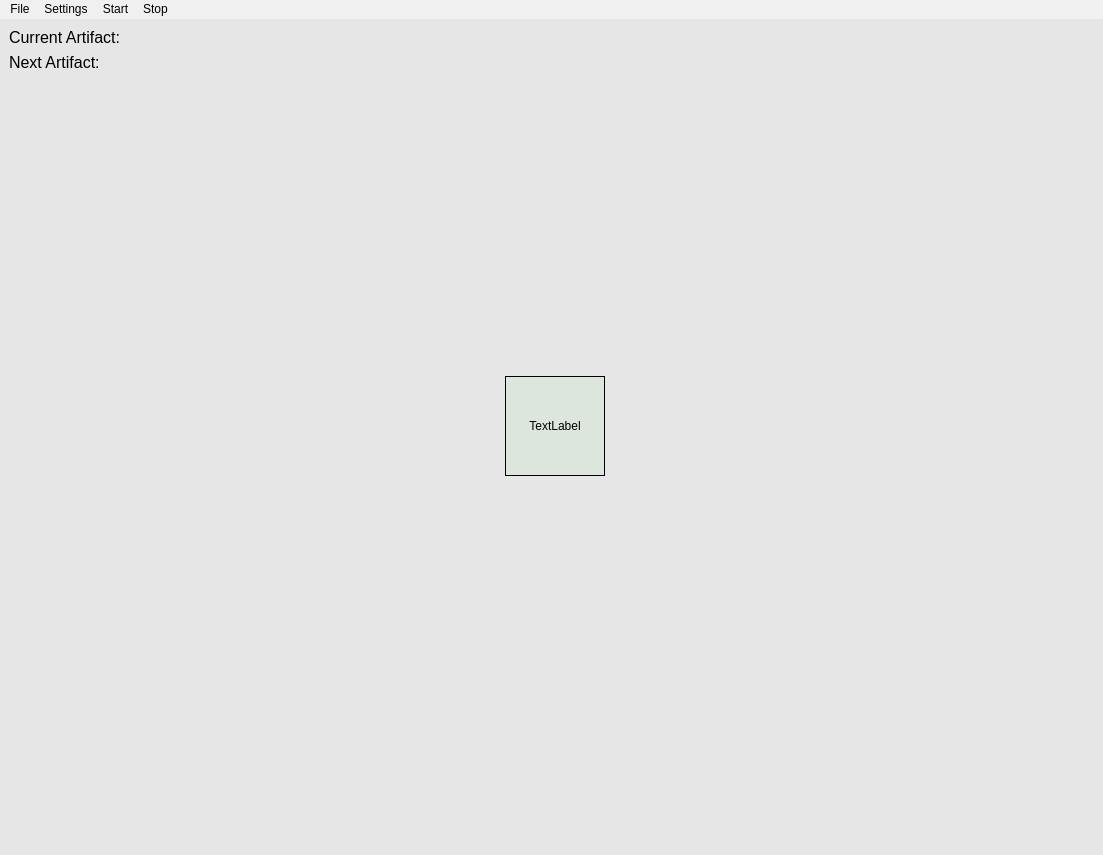
Above: UIDesignerFiles/mainWindow_circle.ui from angelogro/scp_artifactreject before the change. Below: the same form after it.
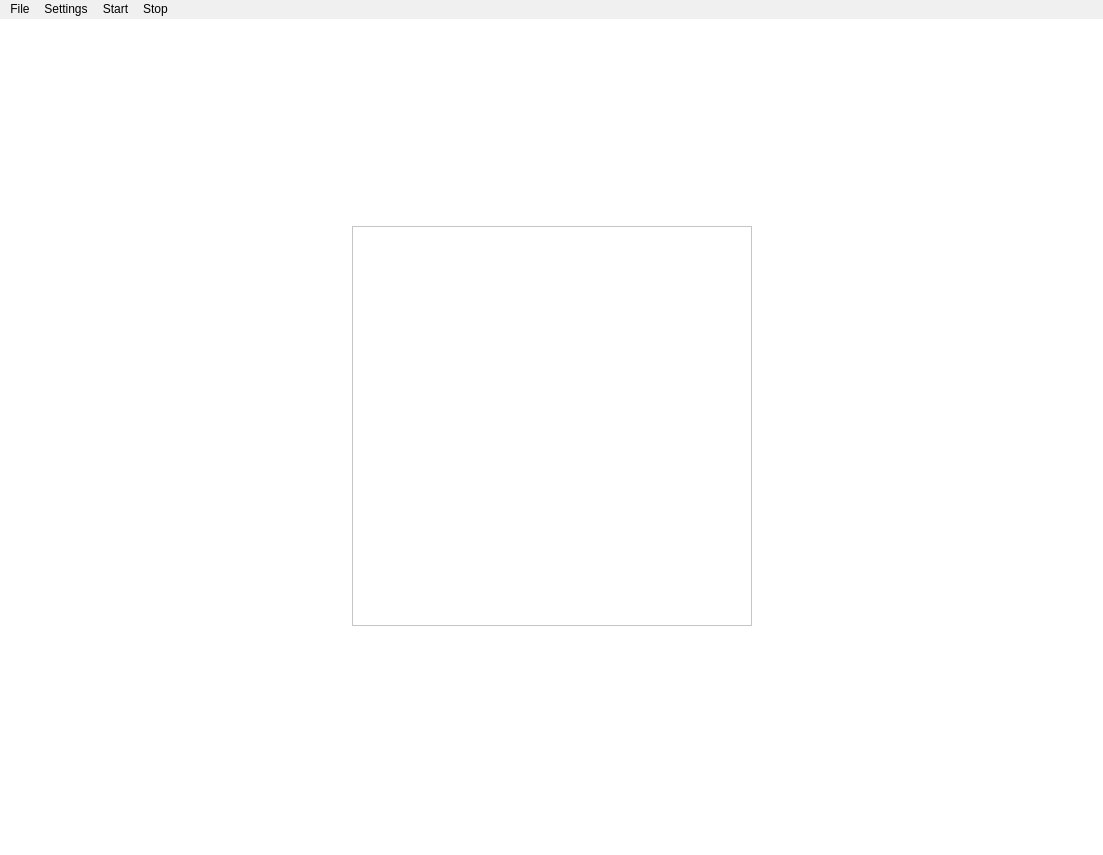
That is the form after the change.

Commit message: symbols appearing inside the circle now

Patch:
```diff
--- a/UIDesignerFiles/mainWindow_circle.ui
+++ b/UIDesignerFiles/mainWindow_circle.ui
@@ -17,7 +17,7 @@
    <bool>false</bool>
   </property>
   <property name="styleSheet">
-   <string notr="true">background-color: rgb(230, 230, 230);</string>
+   <string notr="true">background-color: rgb(255, 255, 255);</string>
   </property>
   <widget class="QWidget" name="centralwidget">
    <property name="sizePolicy">
@@ -39,70 +39,17 @@
        <enum>QLayout::SetDefaultConstraint</enum>
       </property>
       <item row="4" column="1">
-       <widget class="QStackedWidget" name="displayWidget">
-        <property name="sizePolicy">
-         <sizepolicy hsizetype="Fixed" vsizetype="Fixed">
-          <horstretch>0</horstretch>
-          <verstretch>0</verstretch>
-         </sizepolicy>
-        </property>
-        <property name="minimumSize">
-         <size>
-          <width>100</width>
-          <height>100</height>
-         </size>
-        </property>
-        <property name="lineWidth">
-         <number>0</number>
-        </property>
-        <property name="currentIndex">
-         <number>-1</number>
-        </property>
-       </widget>
-      </item>
-      <item row="2" column="1">
-       <widget class="QLabel" name="lblInfo">
-        <property name="sizePolicy">
-         <sizepolicy hsizetype="Fixed" vsizetype="Fixed">
-          <horstretch>0</horstretch>
-          <verstretch>0</verstretch>
-         </sizepolicy>
-        </property>
-        <property name="minimumSize">
-         <size>
-          <width>100</width>
-          <height>100</height>
-         </size>
-        </property>
-        <property name="autoFillBackground">
-         <bool>false</bool>
-        </property>
-        <property name="styleSheet">
-         <string notr="true">background-color: rgb(220, 230, 220);</string>
-        </property>
-        <property name="frameShape">
-         <enum>QFrame::Box</enum>
-        </property>
-        <property name="text">
-         <string>TextLabel</string>
-        </property>
-        <property name="alignment">
-         <set>Qt::AlignCenter</set>
-        </property>
-       </widget>
-      </item>
-      <item row="1" column="0">
-       <spacer name="verticalSpacer">
+       <spacer name="verticalSpacer_2">
         <property name="orientation">
          <enum>Qt::Vertical</enum>
         </property>
         <property name="sizeType">
-         <enum>QSizePolicy::MinimumExpanding</enum>
+         <enum>QSizePolicy::Fixed</enum>
         </property>
         <property name="sizeHint" stdset="0">
          <size>
           <width>20</width>
-          <height>10</height>
+          <height>100</height>
          </size>
         </property>
        </spacer>
@@ -120,19 +67,6 @@
         </property>
        </spacer>
       </item>
-      <item row="4" column="0">
-       <spacer name="horizontalSpacer">
-        <property name="orientation">
-         <enum>Qt::Horizontal</enum>
-        </property>
-        <property name="sizeHint" stdset="0">
-         <size>
-          <width>40</width>
-          <height>20</height>
-         </size>
-        </property>
-       </spacer>
-      </item>
       <item row="3" column="0">
        <spacer name="verticalSpacer_3">
         <property name="orientation">
@@ -149,6 +83,38 @@
         </property>
        </spacer>
       </item>
+      <item row="1" column="0">
+       <spacer name="verticalSpacer">
+        <property name="orientation">
+         <enum>Qt::Vertical</enum>
+        </property>
+        <property name="sizeType">
+         <enum>QSizePolicy::MinimumExpanding</enum>
+        </property>
+        <property name="sizeHint" stdset="0">
+         <size>
+          <width>20</width>
+          <height>10</height>
+         </size>
+        </property>
+       </spacer>
+      </item>
+      <item row="4" column="0">
+       <spacer name="horizontalSpacer">
+        <property name="orientation">
+         <enum>Qt::Horizontal</enum>
+        </property>
+        <property name="sizeHint" stdset="0">
+         <size>
+          <width>40</width>
+          <height>20</height>
+         </size>
+        </property>
+       </spacer>
+      </item>
+      <item row="0" column="0">
+       <layout class="QFormLayout" name="formLayout"/>
+      </item>
       <item row="0" column="1">
        <spacer name="verticalSpacer_4">
         <property name="orientation">
@@ -165,57 +131,32 @@
         </property>
        </spacer>
       </item>
-      <item row="0" column="0">
-       <layout class="QFormLayout" name="formLayout">
-        <item row="0" column="0">
-         <widget class="QLabel" name="lblCurrentArtifactText">
-          <property name="font">
-           <font>
-            <pointsize>12</pointsize>
-           </font>
-          </property>
-          <property name="text">
-           <string>Current Artifact:</string>
-          </property>
-         </widget>
-        </item>
-        <item row="0" column="1">
-         <widget class="QLabel" name="lblCurrentArtifact">
-          <property name="font">
-           <font>
-            <pointsize>12</pointsize>
-           </font>
-          </property>
-          <property name="text">
-           <string/>
-          </property>
-         </widget>
-        </item>
-        <item row="1" column="0">
-         <widget class="QLabel" name="lblNextArtifactText">
-          <property name="font">
-           <font>
-            <pointsize>12</pointsize>
-           </font>
-          </property>
-          <property name="text">
-           <string>Next Artifact:</string>
-          </property>
-         </widget>
-        </item>
-        <item row="1" column="1">
-         <widget class="QLabel" name="lblNextArtifact">
-          <property name="font">
-           <font>
-            <pointsize>12</pointsize>
-           </font>
-          </property>
-          <property name="text">
-           <string/>
-          </property>
-         </widget>
-        </item>
-       </layout>
+      <item row="2" column="1">
+       <widget class="QFrame" name="frmDisplay">
+        <property name="sizePolicy">
+         <sizepolicy hsizetype="Fixed" vsizetype="Fixed">
+          <horstretch>0</horstretch>
+          <verstretch>0</verstretch>
+         </sizepolicy>
+        </property>
+        <property name="minimumSize">
+         <size>
+          <width>400</width>
+          <height>400</height>
+         </size>
+        </property>
+        <property name="frameShape">
+         <enum>QFrame::StyledPanel</enum>
+        </property>
+        <property name="frameShadow">
+         <enum>QFrame::Raised</enum>
+        </property>
+        <layout class="QVBoxLayout" name="verticalLayout_3">
+         <item>
+          <layout class="QVBoxLayout" name="vlDisplay"/>
+         </item>
+        </layout>
+       </widget>
       </item>
      </layout>
     </item>
```
The commit also changes 8 other files.
